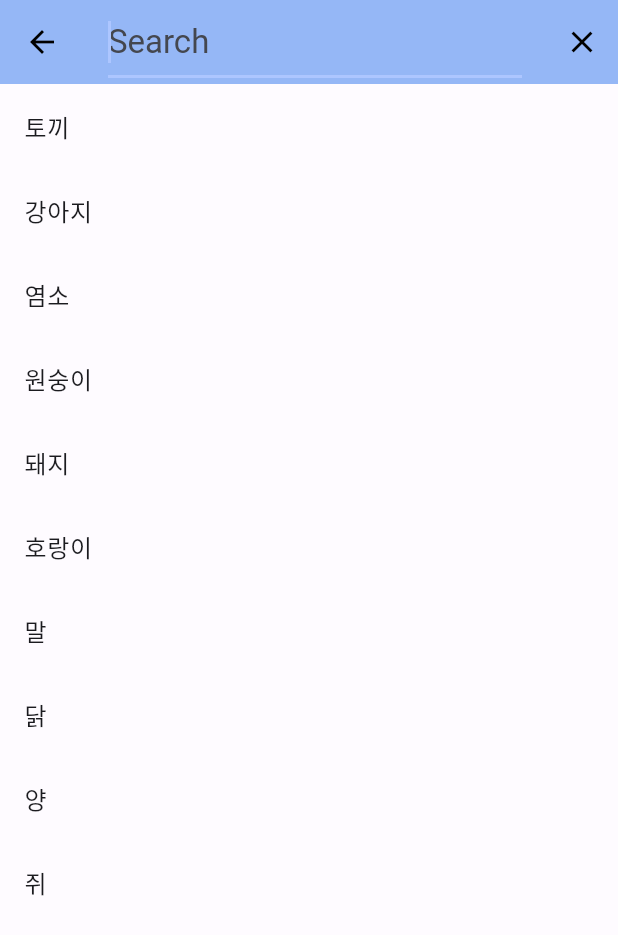
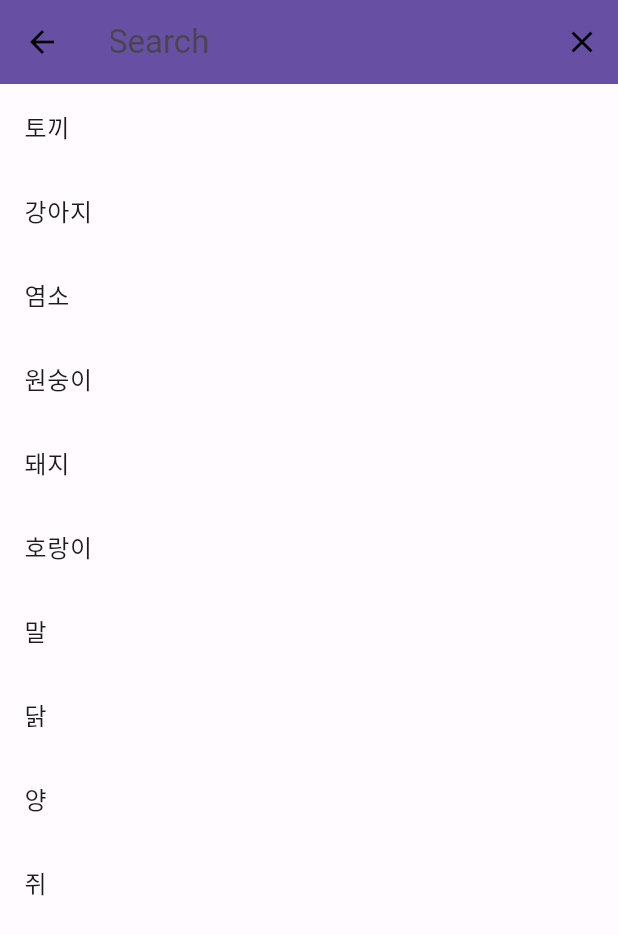
Before and after one commit to JackDinealKIM/flutter-image-search-bloc-clean-architecture, a Flutter app: the screen it shows after launch, after a tap on the "search" icon, on a phone screen of 412 x 824 dp. Shown: the top 935 px of the screen. Run offline on Flutter 3.47's test engine with Material 2 defaults, Android fonts, the phone set to English and light mode, and no system bars; our stand-ins replace bloc, dartz, dio, equatable, extended_image, flutter_bloc and 3 more; accounts and stored records are empty; generated files the repository leaves out were written again.

Commit message:
fix: 테마 컬러 변경

```diff
--- /dev/null
+++ b/lib/core/theme/color_schemes.dart
@@ -0,0 +1,65 @@
+import 'package:flutter/material.dart';
+
+const lightColorScheme = ColorScheme(
+  brightness: Brightness.light,
+  primary: Color(0xFF6750A4),
+  onPrimary: Color(0xFFFFFFFF),
+  primaryContainer: Color(0xFFE9DDFF),
+  onPrimaryContainer: Color(0xFF22005D),
+  secondary: Color(0xFF625B71),
+  onSecondary: Color(0xFFFFFFFF),
+  secondaryContainer: Color(0xFFE8DEF8),
+  onSecondaryContainer: Color(0xFF1E192B),
+  tertiary: Color(0xFF7E5260),
+  onTertiary: Color(0xFFFFFFFF),
+  tertiaryContainer: Color(0xFFFFD9E3),
+  onTertiaryContainer: Color(0xFF31101D),
+  error: Color(0xFFBA1A1A),
+  errorContainer: Color(0xFFFFDAD6),
+  onError: Color(0xFFFFFFFF),
+  onErrorContainer: Color(0xFF410002),
+  background: Color(0xFFFFFBFF),
+  onBackground: Color(0xFF1C1B1E),
+  surface: Color(0xFFFFFBFF),
+  onSurface: Color(0xFF1C1B1E),
+  surfaceVariant: Color(0xFFE7E0EB),
+  onSurfaceVariant: Color(0xFF49454E),
+  outline: Color(0xFF7A757F),
+  onInverseSurface: Color(0xFFF4EFF4),
+  inverseSurface: Color(0xFF313033),
+  inversePrimary: Color(0xFFCFBCFF),
+  shadow: Color(0xFF000000),
+  surfaceTint: Color(0xFF6750A4),
+);
+
+const darkColorScheme = ColorScheme(
+  brightness: Brightness.dark,
+  primary: Color(0xFFCFBCFF),
+  onPrimary: Color(0xFF381E72),
+  primaryContainer: Color(0xFF4F378A),
+  onPrimaryContainer: Color(0xFFE9DDFF),
+  secondary: Color(0xFFCBC2DB),
+  onSecondary: Color(0xFF332D41),
+  secondaryContainer: Color(0xFF4A4458),
+  onSecondaryContainer: Color(0xFFE8DEF8),
+  tertiary: Color(0xFFEFB8C8),
+  onTertiary: Color(0xFF4A2532),
+  tertiaryContainer: Color(0xFF633B48),
+  onTertiaryContainer: Color(0xFFFFD9E3),
+  error: Color(0xFFFFB4AB),
+  errorContainer: Color(0xFF93000A),
+  onError: Color(0xFF690005),
+  onErrorContainer: Color(0xFFFFDAD6),
+  background: Color(0xFF1C1B1E),
+  onBackground: Color(0xFFE6E1E6),
+  surface: Color(0xFF1C1B1E),
+  onSurface: Color(0xFFE6E1E6),
+  surfaceVariant: Color(0xFF49454E),
+  onSurfaceVariant: Color(0xFFCAC4CF),
+  outline: Color(0xFF948F99),
+  onInverseSurface: Color(0xFF1C1B1E),
+  inverseSurface: Color(0xFFE6E1E6),
+  inversePrimary: Color(0xFF6750A4),
+  shadow: Color(0xFF000000),
+  surfaceTint: Color(0xFFCFBCFF),
+);
--- a/lib/main.dart
+++ b/lib/main.dart
@@ -6,6 +6,7 @@ import 'package:search_images/data/model/cached_image_model.dart';
 import 'package:search_images/presentation/pages/favorite_page.dart';
 import 'package:search_images/presentation/pages/image_page.dart';
 import 'core/di/injection.dart';
+import 'core/theme/color_schemes.dart';
 import 'presentation/bloc/favorite/favorite_bloc.dart';
 import 'presentation/bloc/search/search_bloc.dart';
 import 'presentation/pages/search_page.dart';
@@ -128,70 +129,3 @@ final Map<String, WidgetBuilder> routes = {
   MainPage.routeName: (context) => const MainPage(),
   ImagePage.routeName: (context) => const ImagePage(),
 };
-
-const lightColorScheme = ColorScheme(
-  brightness: Brightness.light,
-  primary: Color(0xFFADC6FF),
-  onPrimary: Color(0xFFFFFFFF),
-  primaryContainer: Color(0xFFD8E2FF),
-  onPrimaryContainer: Color(0xFF001A41),
-  secondary: Color(0xFF535E78),
-  onSecondary: Color(0xFFFFFFFF),
-  secondaryContainer: Color(0xFFD8E2FF),
-  onSecondaryContainer: Color(0xFF0F1B32),
-  tertiary: Color(0xFF76517B),
-  onTertiary: Color(0xFFFFFFFF),
-  tertiaryContainer: Color(0xFFFED6FF),
-  onTertiaryContainer: Color(0xFF2D0E34),
-  error: Color(0xFFBA1A1A),
-  onError: Color(0xFFFFFFFF),
-  errorContainer: Color(0xFFFFDAD6),
-  onErrorContainer: Color(0xFF410002),
-  background: Color(0xFFFEFBFF),
-  onBackground: Color(0xFF1B1B1F),
-  surface: Color(0xFFFEFBFF),
-  onSurface: Color(0xFF1B1B1F),
-  surfaceVariant: Color(0xFFE1E2EC),
-  onSurfaceVariant: Color(0xFF44474F),
-  outline: Color(0xFF74777F),
-  shadow: Color(0xFF000000),
-  inverseSurface: Color(0xFF303033),
-  onInverseSurface: Color(0xFFF2F0F4),
-  inversePrimary: Color(0xFFADC6FF),
-  surfaceTint: Color(0xFF005AC1),
-);
-
-const darkColorScheme = ColorScheme(
-  brightness: Brightness.dark,
-  primary: Color(0xFFADC6FF),
-  onPrimary: Color(0xFF002E69),
-  primaryContainer: Color(0xFF004494),
-  onPrimaryContainer: Color(0xFFD8E2FF),
-  secondary: Color(0xFFBBC6E4),
-  onSecondary: Color(0xFF253048),
-  secondaryContainer: Color(0xFF3B475F),
-  onSecondaryContainer: Color(0xFFD8E2FF),
-  tertiary: Color(0xFFE5B8E8),
-  onTertiary: Color(0xFF44244A),
-  tertiaryContainer: Color(0xFF5D3A62),
-  onTertiaryContainer: Color(0xFFFED6FF),
-  error: Color(0xFFFFB4AB),
-  onError: Color(0xFF690005),
-  errorContainer: Color(0xFF93000A),
-  onErrorContainer: Color(0xFFFFB4AB),
-  background: Color(0xFF1B1B1F),
-  onBackground: Color(0xFFE3E2E6),
-  surface: Color(0xFF1B1B1F),
-  onSurface: Color(0xFFE3E2E6),
-  surfaceVariant: Color(0xFF44474F),
-  onSurfaceVariant: Color(0xFFC4C6D0),
-  outline: Color(0xFF8E9099),
-  shadow: Color(0xFF000000),
-  inverseSurface: Color(0xFFE3E2E6),
-  onInverseSurface: Color(0xFF303033),
-  inversePrimary: Color(0xFF005AC1),
-  surfaceTint: Color(0xFFADC6FF),
-);
-
-// const primaryColor = Color(0xFF005AC1);
-// const primaryBackgroundColor = Color(0xFFF1F5Fb);
```
